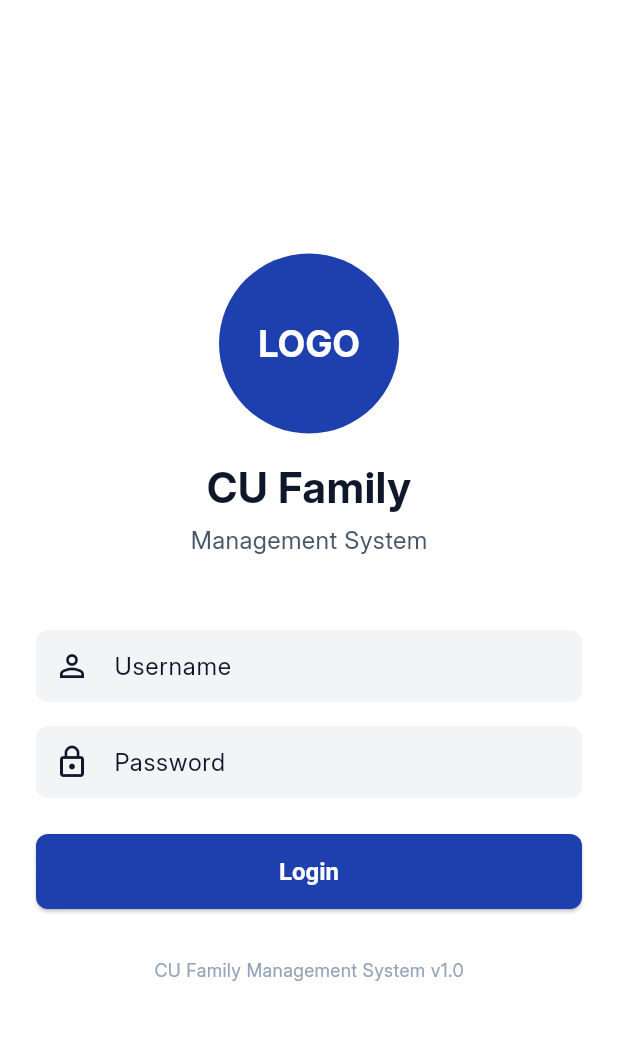
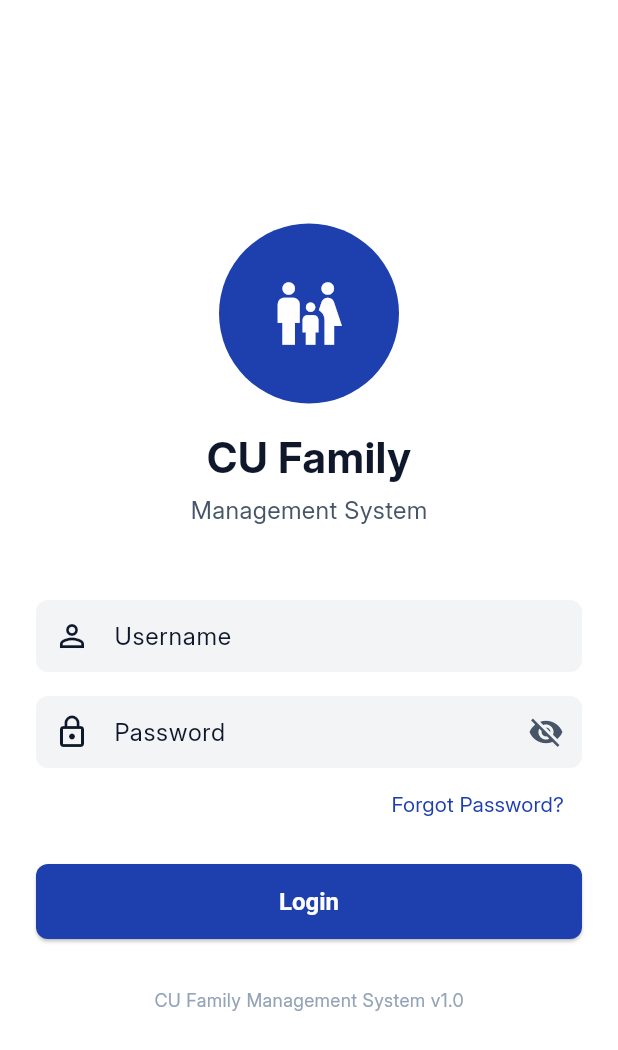
Before and after one commit to drCodeTechX/wefam, a Flutter app: the LoginScreen screen opened by its route, on a phone screen of 412 x 824 dp. Shown: the top 1050 px of the screen. Run offline on Flutter 3.47's test engine with Material 3 defaults, Android fonts, the phone set to English and light mode, and no system bars; our stand-ins replace dio, flutter_dotenv, flutter_riverpod, flutter_secure_storage, go_router, shared_preferences and 1 more; accounts and stored records are empty.

Commit message:
feat: add password reveal, forgot password dialer, fix API endpoints, and align with backend routes

```diff
--- a/lib/features/auth/presentation/login_screen.dart
+++ b/lib/features/auth/presentation/login_screen.dart
@@ -1,5 +1,7 @@
 import 'package:flutter/material.dart';
+import 'package:flutter_dotenv/flutter_dotenv.dart';
 import 'package:flutter_riverpod/flutter_riverpod.dart';
+import 'package:url_launcher/url_launcher.dart';
 import 'package:wefam/core/theme/colors.dart';
 import 'package:wefam/providers/auth_provider.dart';
 
@@ -14,6 +16,7 @@ class _LoginScreenState extends ConsumerState<LoginScreen> {
   final _usernameController = TextEditingController();
   final _passwordController = TextEditingController();
   final _formKey = GlobalKey<FormState>();
+  bool _obscurePassword = true;
 
   @override
   void dispose() {
@@ -34,6 +37,24 @@ class _LoginScreenState extends ConsumerState<LoginScreen> {
         ScaffoldMessenger.of(context).showSnackBar(
           SnackBar(
             content: Text(error.toString()),
+            backgroundColor: AppColors.error,
+          ),
+        );
+      }
+    }
+  }
+
+  Future<void> _handleForgotPassword() async {
+    final phoneNumber = dotenv.env['SUPPORT_PHONE'] ?? '+255765401144';
+    final uri = Uri.parse('tel:$phoneNumber');
+
+    if (await canLaunchUrl(uri)) {
+      await launchUrl(uri);
+    } else {
+      if (mounted) {
+        ScaffoldMessenger.of(context).showSnackBar(
+          SnackBar(
+            content: Text('Could not open phone app. Please call $phoneNumber'),
             backgroundColor: AppColors.error,
           ),
         );
@@ -66,13 +87,10 @@ class _LoginScreenState extends ConsumerState<LoginScreen> {
                   ),
                   alignment: Alignment.center,
                   margin: const EdgeInsets.only(bottom: 16),
-                  child: const Text(
-                    'LOGO',
-                    style: TextStyle(
-                      color: AppColors.white,
-                      fontSize: 24,
-                      fontWeight: FontWeight.bold,
-                    ),
+                  child: const Icon(
+                    Icons.family_restroom,
+                    size: 50,
+                    color: AppColors.white,
                   ),
                 ),
                 const Text(
@@ -112,12 +130,23 @@ class _LoginScreenState extends ConsumerState<LoginScreen> {
                 const SizedBox(height: 16),
                 TextFormField(
                   controller: _passwordController,
-                  decoration: const InputDecoration(
+                  decoration: InputDecoration(
                     labelText: 'Password',
                     hintText: 'Enter your password',
-                    prefixIcon: Icon(Icons.lock_outline),
+                    prefixIcon: const Icon(Icons.lock_outline),
+                    suffixIcon: IconButton(
+                      icon: Icon(
+                        _obscurePassword ? Icons.visibility_off : Icons.visibility,
+                        color: AppColors.textSecondary,
+                      ),
+                      onPressed: () {
+                        setState(() {
+                          _obscurePassword = !_obscurePassword;
+                        });
+                      },
+                    ),
                   ),
-                  obscureText: true,
+                  obscureText: _obscurePassword,
                   validator: (value) {
                     if (value == null || value.isEmpty) {
                       return 'Please enter password';
@@ -127,7 +156,23 @@ class _LoginScreenState extends ConsumerState<LoginScreen> {
                   enabled: !isLoading,
                   onFieldSubmitted: (_) => _handleLogin(),
                 ),
-                const SizedBox(height: 24),
+
+                // Forgot Password
+                Align(
+                  alignment: Alignment.centerRight,
+                  child: TextButton(
+                    onPressed: _handleForgotPassword,
+                    child: const Text(
+                      'Forgot Password?',
+                      style: TextStyle(
+                        color: AppColors.primary,
+                        fontWeight: FontWeight.w500,
+                      ),
+                    ),
+                  ),
+                ),
+
+                const SizedBox(height: 16),
 
                 SizedBox(
                   width: double.infinity,
--- a/pubspec.yaml
+++ b/pubspec.yaml
@@ -45,6 +45,7 @@ dependencies:
   uuid: ^4.2.1
   intl: ^0.19.0
   flutter_dotenv: ^5.1.0
+  url_launcher: ^6.2.1
 
 dev_dependencies:
   flutter_test:
```
Also changed, not shown: lib/data/services/attendance_service.dart (+27 -2 lines), lib/data/services/auth_service.dart (+17 -8 lines), lib/data/services/family_service.dart (+39 -3 lines), pubspec.lock, 6 other files.
